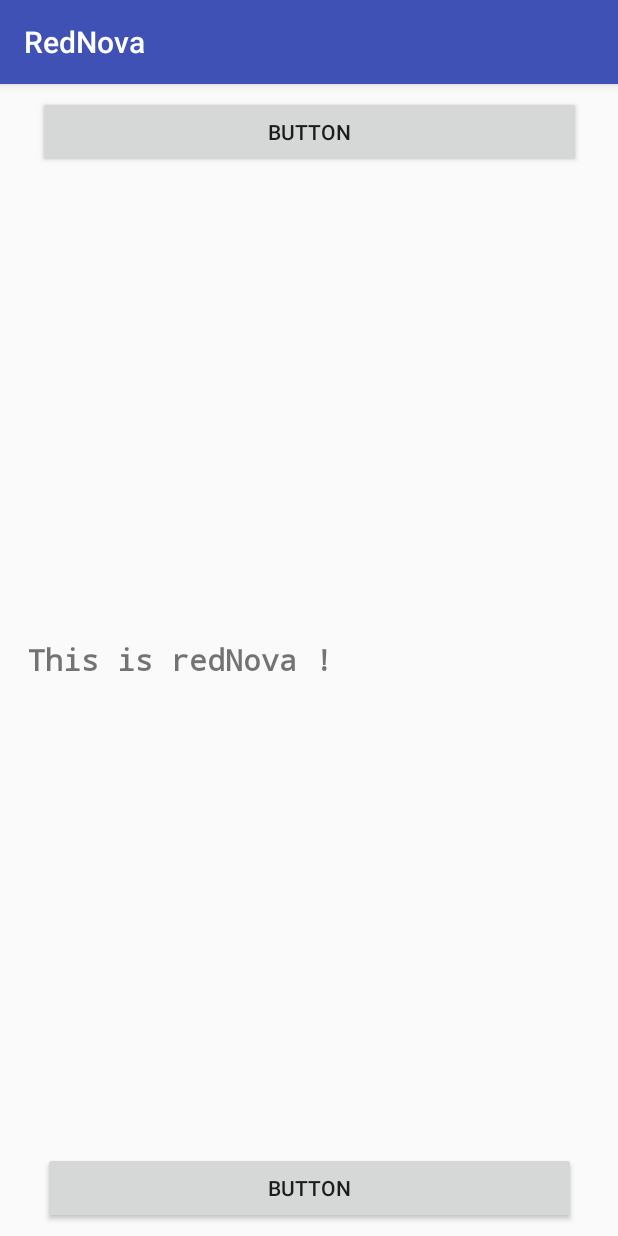
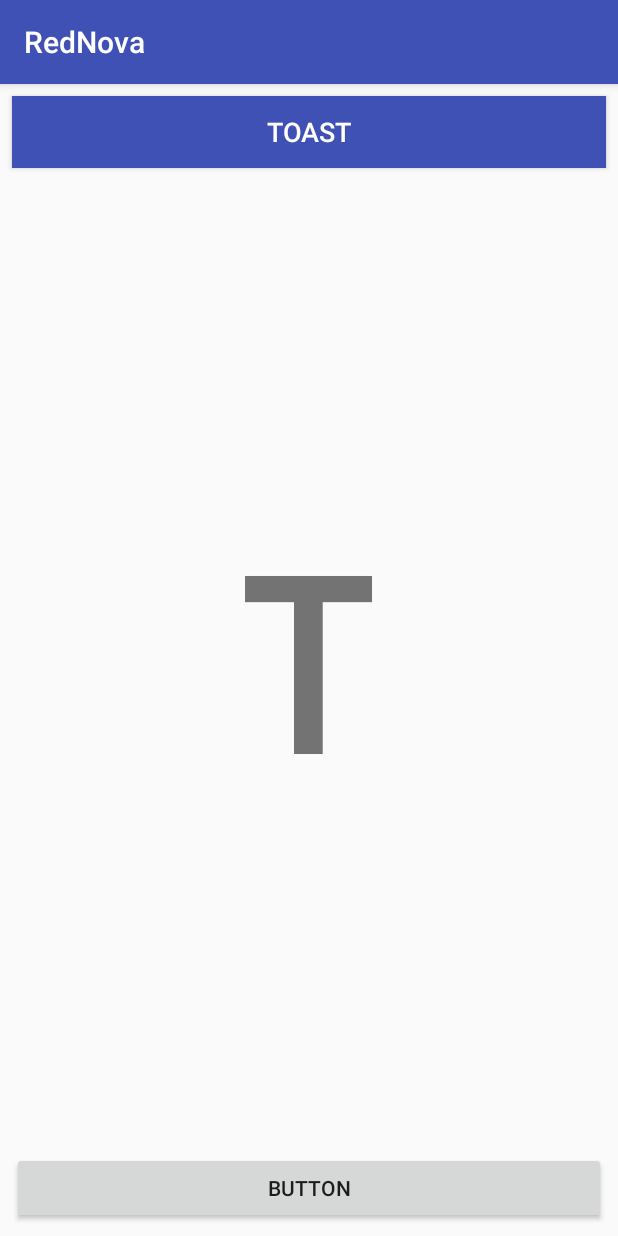
Before and after one commit to Saransh-Sharma/RedNova, an Android app: the screen it shows after launch (MainActivity), on a phone screen of 412 x 824 dp. Run offline under Robolectric (Android 15) with nearby library versions, the phone set to English and light mode, and no system bars.

Commit message:
add counter

```diff
--- a/app/src/main/res/layout/activity_main.xml
+++ b/app/src/main/res/layout/activity_main.xml
@@ -7,9 +7,10 @@
     tools:context=".MainActivity">
 
     <TextView
+        android:id="@+id/show_count"
         style="@android:style/Widget.DeviceDefault.Light.TextView"
-        android:layout_width="376dp"
-        android:layout_height="353dp"
+        android:layout_width="101dp"
+        android:layout_height="322dp"
         android:layout_marginStart="8dp"
         android:layout_marginLeft="8dp"
         android:layout_marginTop="16dp"
@@ -24,7 +25,7 @@
         android:longClickable="false"
         android:overScrollMode="always"
         android:text="This is redNova !"
-        android:textSize="20sp"
+        android:textSize="160sp"
         android:textStyle="bold"
         android:typeface="monospace"
         android:visibility="visible"
@@ -33,12 +34,13 @@
         app:layout_constraintBottom_toTopOf="@+id/button"
         app:layout_constraintEnd_toEndOf="parent"
         app:layout_constraintStart_toStartOf="parent"
-        app:layout_constraintTop_toBottomOf="@+id/button3" />
+        app:layout_constraintTop_toBottomOf="@+id/button_toast"
+        tools:text="0" />
 
     <Button
         android:id="@+id/button"
-        android:layout_width="355dp"
-        android:layout_height="0dp"
+        android:layout_width="0dp"
+        android:layout_height="wrap_content"
         android:layout_marginStart="8dp"
         android:layout_marginLeft="8dp"
         android:layout_marginEnd="8dp"
@@ -51,15 +53,19 @@
         app:layout_constraintStart_toStartOf="parent" />
 
     <Button
-        android:id="@+id/button3"
-        android:layout_width="362dp"
-        android:layout_height="0dp"
+        android:id="@+id/button_toast"
+        android:layout_width="0dp"
+        android:layout_height="wrap_content"
         android:layout_marginStart="8dp"
         android:layout_marginLeft="8dp"
         android:layout_marginTop="8dp"
         android:layout_marginEnd="8dp"
         android:layout_marginRight="8dp"
-        android:text="Button"
+        android:background="@color/colorPrimary"
+        android:text="Toast"
+        android:textAppearance="@style/TextAppearance.AppCompat.Button"
+        android:textColor="@android:color/white"
+        android:textSize="18sp"
         app:layout_constraintEnd_toEndOf="parent"
         app:layout_constraintStart_toStartOf="parent"
         app:layout_constraintTop_toTopOf="parent" />
```
